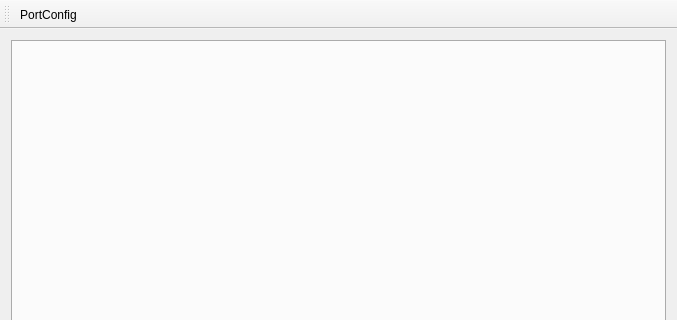
Old version of the form qt_pc_tool/mainwindow.ui in the repository muyuchl/epaper_price_tag_mod; both pictures show x 0 to 677 and y 0 to 320 of the 677 by 607 pixel window.
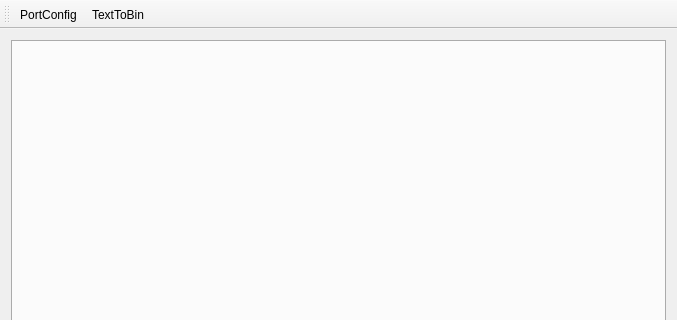
New version of the form.

Patch:
```diff
--- a/qt_pc_tool/mainwindow.ui
+++ b/qt_pc_tool/mainwindow.ui
@@ -38,6 +38,7 @@
     <bool>false</bool>
    </attribute>
    <addaction name="actionPortConfig"/>
+   <addaction name="actionTextToBin"/>
   </widget>
   <widget class="QStatusBar" name="statusBar"/>
   <action name="actionPortConfig">
@@ -45,6 +46,11 @@
     <string>PortConfig</string>
    </property>
   </action>
+  <action name="actionTextToBin">
+   <property name="text">
+    <string>TextToBin</string>
+   </property>
+  </action>
  </widget>
  <layoutdefault spacing="6" margin="11"/>
  <resources/>
```
